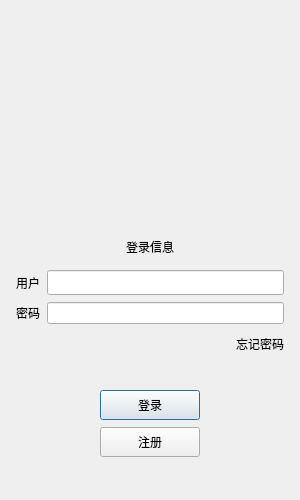
This is logindialog.ui in github-newstar/qtClient as Qt 5 draws it before an edit. The edited form follows.
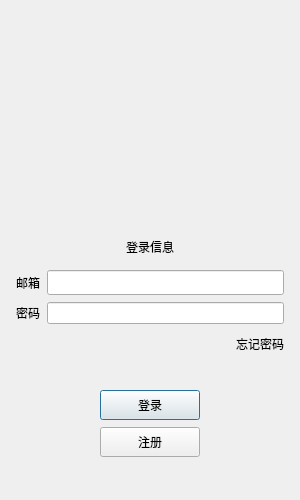
This is the edited form. Icons and pictures are not drawn. Custom widgets are drawn as their Qt base class.

Commit message: 把用户名登录改成邮箱登录

Diff of the .ui file:
```diff
--- a/logindialog.ui
+++ b/logindialog.ui
@@ -117,7 +117,7 @@
           </size>
          </property>
          <property name="text">
-          <string>用户</string>
+          <string>邮箱</string>
          </property>
         </widget>
        </item>
```
Left out of the diff: 4 changed lines with no effect on the pictures. The commit also changes 2 other files.
